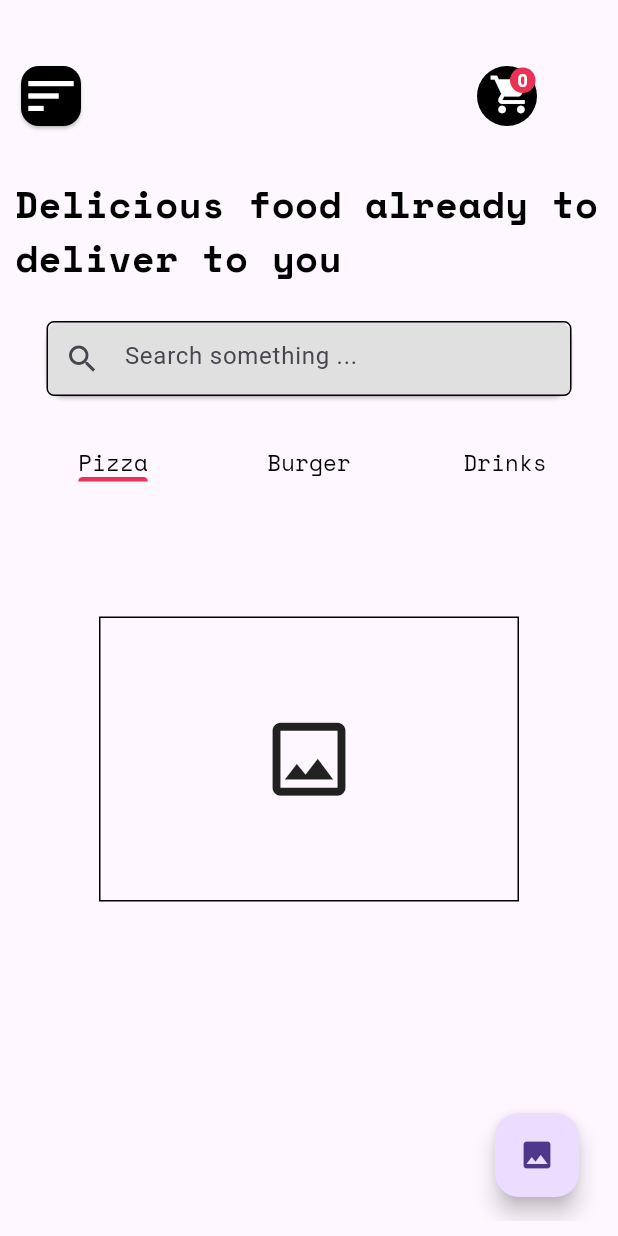
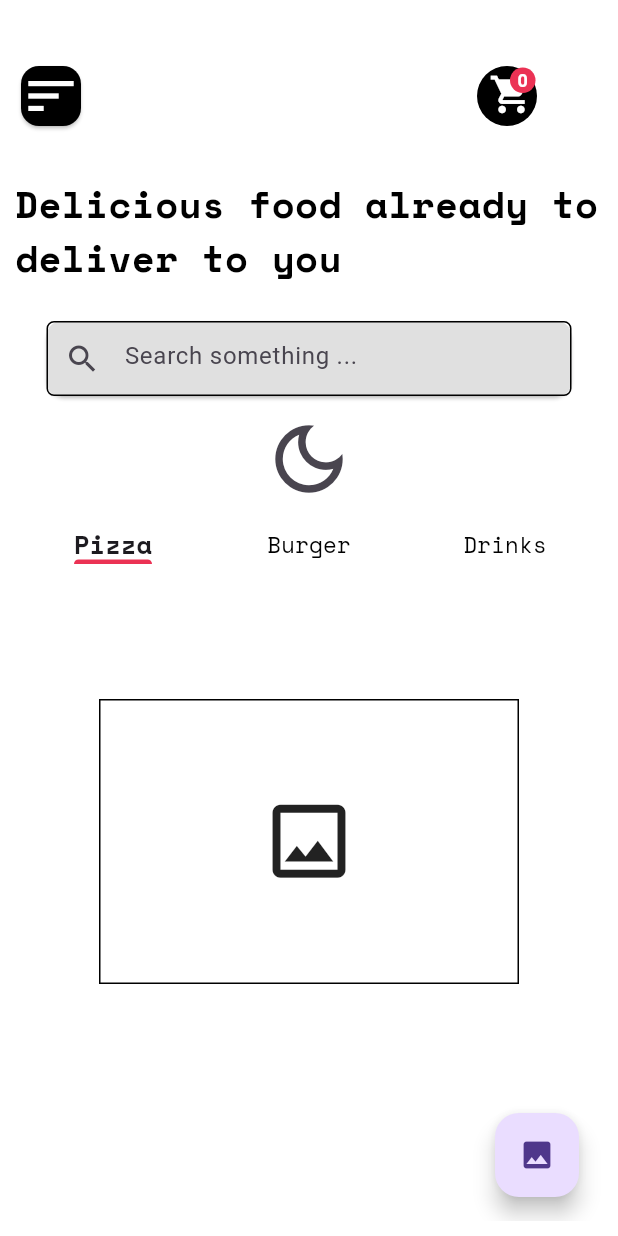
Before and after one commit to Chi-naza/food_student_app, a Flutter app: the HomePage screen opened directly, on a phone screen of 412 x 824 dp. Run offline on Flutter 3.47's test engine with Material 3 defaults, Android fonts, the phone set to English and light mode, and no system bars; our stand-ins replace animated_text_kit, awesome_notifications, firebase_auth, firebase_core, get, google_fonts and 4 more; missing offline and left inert: dart:ffi; accounts and stored records are empty; statements that could not run were skipped.

Commit message:
Added theme and them service

```diff
--- a/lib/src/features/view/homepage.dart
+++ b/lib/src/features/view/homepage.dart
@@ -1,7 +1,7 @@
 import 'package:flutter/material.dart';
+import 'package:food_app2/src/features/controller/auth_controller.dart';
 import 'package:food_app2/src/features/view/image_screen.dart';
 import 'package:food_app2/src/features/view/network_request_screen.dart';
-import 'package:food_app2/src/utilities/gridtile.dart';
 import 'package:get/get.dart';
 import 'package:google_fonts/google_fonts.dart';
 
@@ -62,9 +62,9 @@ class _HomePageState extends State<HomePage> {
                           child: Container(
                               height: 17,
                               width: 17,
-                              decoration: const BoxDecoration(
+                              decoration: BoxDecoration(
                                   shape: BoxShape.circle,
-                                  color: Color(0xffeb3254)),
+                                  color: Theme.of(context).primaryColor),
                               child: const Text(
                                 "0",
                                 textAlign: TextAlign.center,
@@ -117,8 +117,22 @@ class _HomePageState extends State<HomePage> {
                   ),
                 ),
               ),
+
+              Builder(builder: (context) {
+                return IconButton(
+                  onPressed: () {
+                    var auth = Get.find<AuthController>();
+
+                    setState(() {
+                      auth.toggleTheme();
+                    });
+                  },
+                  iconSize: 60,
+                  icon: const Icon(Icons.dark_mode_outlined),
+                );
+              }),
               const SizedBox(
-                height: 30,
+                height: 8,
               ),
 
               //tab section
@@ -129,10 +143,10 @@ class _HomePageState extends State<HomePage> {
                   tabs: [
                     Text(
                       "Pizza",
-                      style: GoogleFonts.spaceMono(
-                          color: Colors.black,
-                          fontSize: 15,
-                          fontWeight: FontWeight.normal),
+                      style: Theme.of(context)
+                          .textTheme
+                          .titleLarge!
+                          .copyWith(fontSize: 17),
                     ),
                     Text(
                       "Burger",
@@ -159,7 +173,7 @@ class _HomePageState extends State<HomePage> {
                     ImageScreen(),
                     NetworkRequestsScreen(),
                     Container(
-                      color: Colors.blue,
+                      color: Theme.of(context).primaryColor,
                     )
                   ]),
                 ),
--- /dev/null
+++ b/lib/src/service/my_theme.dart
@@ -0,0 +1,34 @@
+import 'package:flutter/material.dart';
+import 'package:google_fonts/google_fonts.dart';
+
+var appLightTheme = ThemeData(
+  useMaterial3: true,
+  brightness: Brightness.light,
+  scaffoldBackgroundColor: Colors.white,
+  primaryColor: const Color(0xffeb3254),
+  appBarTheme: AppBarTheme(
+    backgroundColor: const Color(0xffeb3254),
+    centerTitle: true,
+  ),
+  textTheme: TextTheme(
+    titleLarge:
+        GoogleFonts.spaceMono(fontSize: 45, fontWeight: FontWeight.w700),
+    titleSmall: const TextStyle(fontSize: 16, fontWeight: FontWeight.w400),
+    bodySmall: const TextStyle(fontSize: 13, fontWeight: FontWeight.w500),
+  ),
+);
+
+var appDarkTheme = ThemeData(
+  useMaterial3: true,
+  brightness: Brightness.dark,
+  primaryColor: const Color(0xffeb3254),
+  appBarTheme: AppBarTheme(
+      backgroundColor: const Color(0xffeb3254),
+      centerTitle: true,
+      titleTextStyle: TextStyle(color: Colors.white)),
+  textTheme: const TextTheme(
+    titleLarge: const TextStyle(fontSize: 45, fontWeight: FontWeight.w700),
+    titleSmall: const TextStyle(fontSize: 16, fontWeight: FontWeight.w400),
+    bodySmall: const TextStyle(fontSize: 13, fontWeight: FontWeight.w500),
+  ),
+);
```
Also changed, not shown: lib/main.dart (+13 -2 lines), lib/src/features/controller/auth_controller.dart (+17 -0 lines), lib/src/service/theme_service.dart (added, +33 -0 lines).
